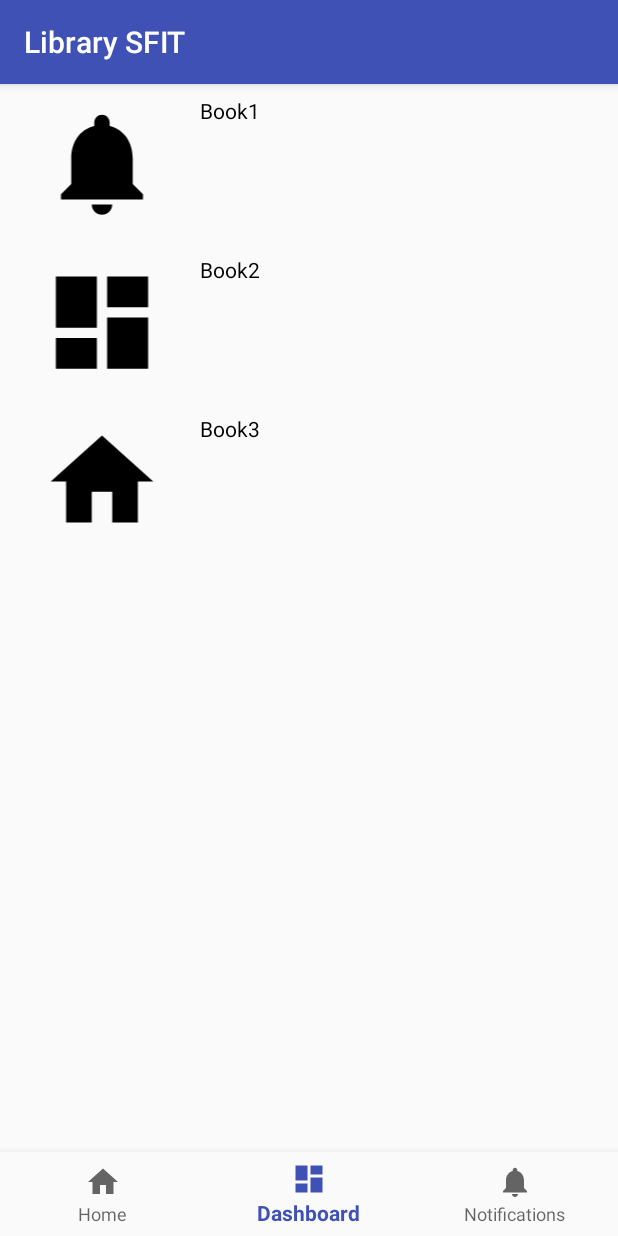
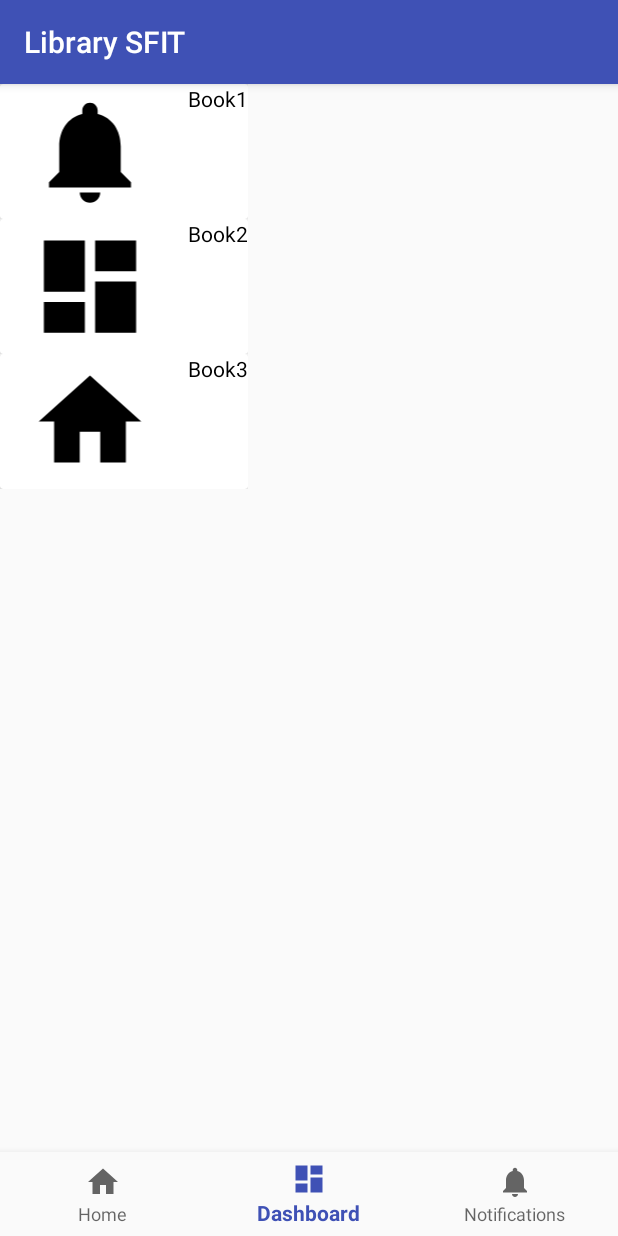
Before and after one commit to MandarAcharekar/Library-SFIT, an Android app: the screen it shows after launch (MainActivity), item 2 of the bottom bar chosen, on a phone screen of 412 x 824 dp. Run offline under Robolectric (Android 15) with nearby library versions, the light colour scheme and no system bars.

Commit message:
Overlapping Layouts  issue resolved

```diff
--- a/app/build.gradle
+++ b/app/build.gradle
@@ -26,6 +26,7 @@
     implementation 'com.android.support.constraint:constraint-layout:1.0.2'
     implementation 'com.android.support:support-vector-drawable:26.1.0'
     testImplementation 'junit:junit:4.12'
+    compile 'com.android.support:cardview-v7:26.1.0'
     androidTestImplementation 'com.android.support.test:runner:1.0.1'
     androidTestImplementation 'com.android.support.test.espresso:espresso-core:3.0.1'
 }
--- a/app/src/main/res/layout/individual_card_layout.xml
+++ b/app/src/main/res/layout/individual_card_layout.xml
@@ -4,11 +4,13 @@
     android:layout_height="wrap_content"
     android:orientation="vertical">
 
+
+    <android.support.v7.widget.CardView
+        android:layout_width="match_parent"
+        android:layout_height="wrap_content">
         <RelativeLayout
             android:layout_width="match_parent"
-            android:layout_height="wrap_content"
-            android:padding="8dp">
-
+            android:layout_height="match_parent">
             <ImageView
                 android:id="@+id/imageView"
                 android:layout_width="120dp"
@@ -24,7 +26,7 @@
                 android:text="Book Name"
                 android:textAppearance="@style/Base.TextAppearance.AppCompat.Small"
                 android:textColor="#000000" />
-
         </RelativeLayout>
+    </android.support.v7.widget.CardView>
 
 </LinearLayout>
```
Also changed, not shown: 35 other files.
